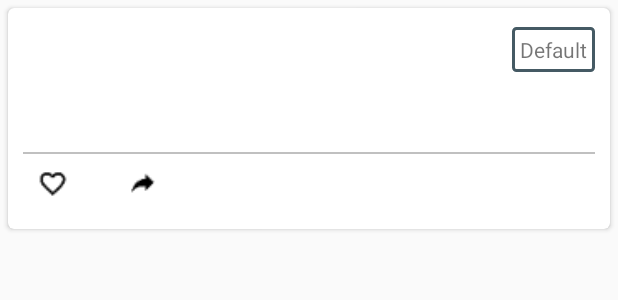
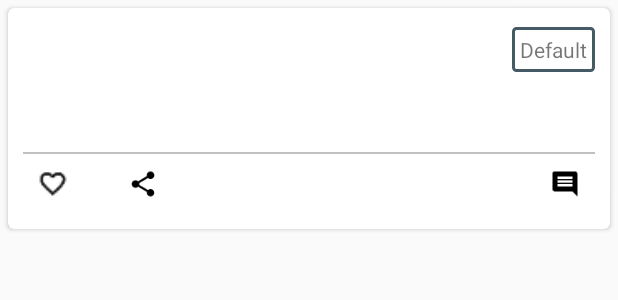
Before and after one commit to ukpa/9gag-Clone, an Android app: the layout post_layout.xml on its own in the app's theme, with its tools: preview values and no code run, on a phone screen of 412 x 824 dp. Shown: the top 300 px of the screen. Run offline under Robolectric (Android 15) with nearby library versions, the phone set to English and light mode, and no system bars; plain views replace SimpleDraweeView.

Commit message:
share and delete post functions added

```diff
--- a/app/src/main/java/com/angleapp/NewFragment.java
+++ b/app/src/main/java/com/angleapp/NewFragment.java
@@ -135,7 +135,7 @@ public class NewFragment extends Fragment {
 
                         final DynamoDBQueryExpression<Post> queryExpression = new DynamoDBQueryExpression<Post>()
                                 .withHashKeyValues(postToFind).withConsistentRead(false);
-                        queryExpression.setIndexName("Categories");
+                        queryExpression.setIndexName("VoteIndex");
                         queryExpression.setScanIndexForward(false);
                         AsyncTask<Void,Void,PaginatedQueryList<Post>> asyncTask = new AsyncTask<Void, Void, PaginatedQueryList<Post>>() {
                             @Override
--- a/app/src/main/res/layout/post_layout.xml
+++ b/app/src/main/res/layout/post_layout.xml
@@ -101,6 +101,11 @@
                 android:layout_width="match_parent"
                 android:layout_height="wrap_content"
                 android:orientation="horizontal">
+                <LinearLayout
+                    android:layout_width="0dp"
+                    android:layout_height="wrap_content"
+                    android:layout_weight="1"
+                    android:orientation="horizontal">
                     <ImageView
                         android:layout_width="20dp"
                         android:layout_height="20dp"
@@ -118,8 +123,29 @@
                         android:layout_width="20dp"
                         android:layout_height="20dp"
                         android:layout_margin="10dp"
-                    android:src="@mipmap/share"
+                        android:src="@drawable/ic_menu_share"
                         android:id="@+id/shareCardPost"/>
+                    <ImageView
+                        android:layout_width="20dp"
+                        android:layout_height="20dp"
+                        android:layout_margin="10dp"
+                        android:src="@mipmap/ic_close_black_24dp"
+                        android:visibility="gone"
+                        android:id="@+id/deletePost"/>
+
+                </LinearLayout>
+
+                <LinearLayout
+                    android:layout_width="wrap_content"
+                    android:layout_height="wrap_content">
+                    <ImageView
+                        android:layout_width="20dp"
+                        android:layout_height="20dp"
+                        android:layout_margin="10dp"
+                        android:src="@mipmap/ic_comment_black_24dp"
+                        android:id="@+id/cardComment"/>
+
+                </LinearLayout>
 
             </LinearLayout>
 
```
Also changed, not shown: app/src/main/java/com/angleapp/Comment.java (added, +70 -0 lines), app/src/main/java/com/angleapp/HotFragment.java (deleted, +0 -182 lines), app/src/main/java/com/angleapp/MainActivity.java (+20 -2 lines), app/src/main/java/com/angleapp/PostAdapter.java (+57 -0 lines), app/src/main/res/layout/fragment_hot.xml (deleted, +0 -30 lines), app/src/main/res/mipmap-xxxhdpi/ic_close_black_24dp.png (added), app/src/main/res/mipmap-xxxhdpi/ic_comment_black_24dp.png (added). Lines whose indentation alone changed are shown as unchanged.
